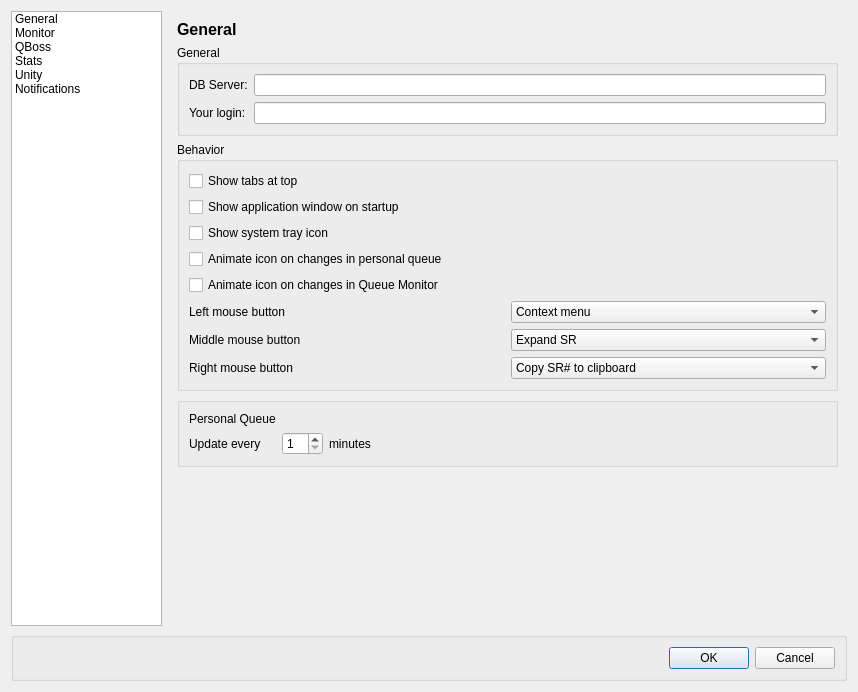
This is ui/configdialog.ui in bochi/kueue as Qt 5 draws it before an edit. The edited form follows.
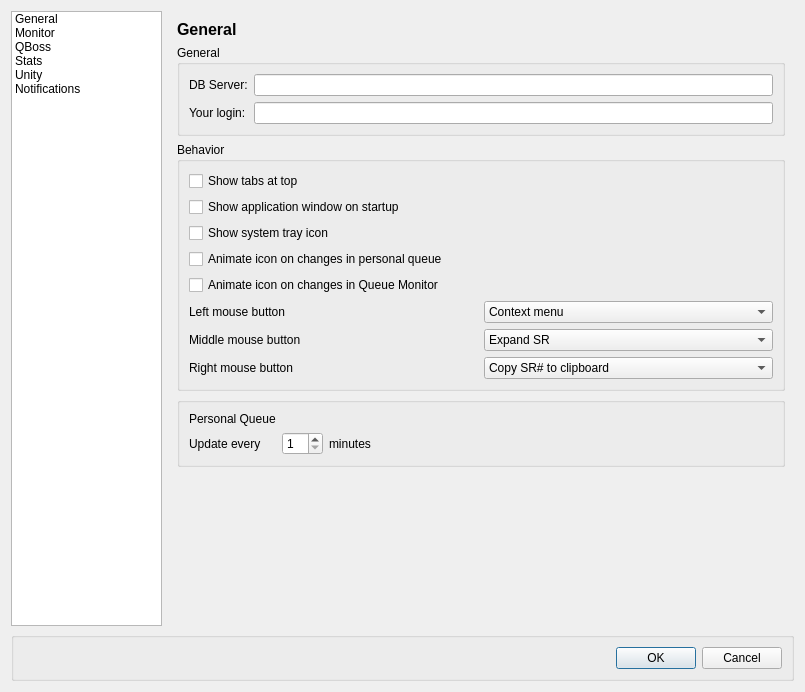
This is the edited form. Icons and pictures are not drawn.

What changed in the file:
```diff
--- a/ui/configdialog.ui
+++ b/ui/configdialog.ui
@@ -6,8 +6,8 @@
    <rect>
     <x>0</x>
     <y>0</y>
-    <width>858</width>
-    <height>684</height>
+    <width>805</width>
+    <height>658</height>
    </rect>
   </property>
   <property name="windowTitle">
```
